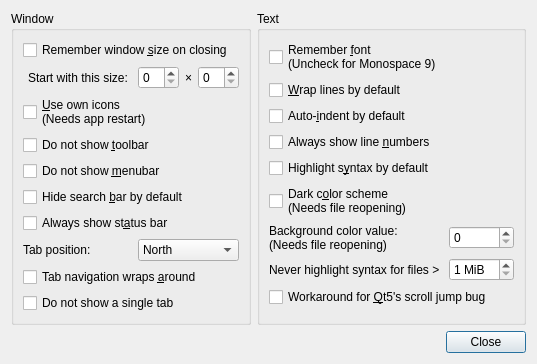
vecnathewhisperd0/FeatherPad, file featherpad/predDialog.ui: the form before one commit.
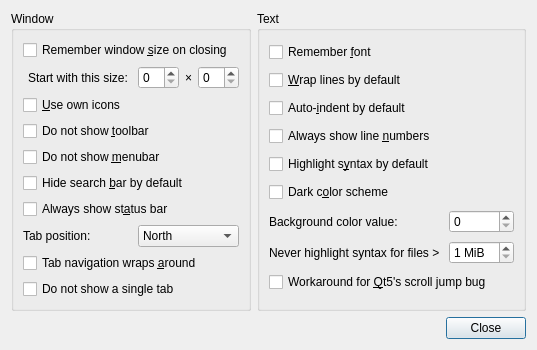
The form after the commit.

What changed in the file:
```diff
--- a/featherpad/predDialog.ui
+++ b/featherpad/predDialog.ui
@@ -86,8 +86,7 @@
          <string>Uncheck this if you want FeatherPad to use system icons!</string>
         </property>
         <property name="text">
-         <string>&amp;Use own icons
-(Needs app restart)</string>
+         <string>&amp;Use own icons</string>
         </property>
        </widget>
       </item>
@@ -198,8 +197,7 @@
       <item row="0" column="0" colspan="2">
        <widget class="QCheckBox" name="fontBox">
         <property name="text">
-         <string>Remember &amp;font
-(Uncheck for Monospace 9)</string>
+         <string>Remember &amp;font</string>
         </property>
        </widget>
       </item>
@@ -234,8 +232,7 @@
       <item row="5" column="0" colspan="2">
        <widget class="QCheckBox" name="colBox">
         <property name="text">
-         <string>Dark c&amp;olor scheme
-(Needs file reopening)</string>
+         <string>Dark c&amp;olor scheme</string>
         </property>
        </widget>
       </item>
@@ -252,8 +249,7 @@
 is 15 and the maximum is 50.</string>
         </property>
         <property name="text">
-         <string>Background color value: 
-(Needs file reopening) </string>
+         <string>Background color value: </string>
         </property>
        </widget>
       </item>
```
Left out of the diff: 29 changed lines with no effect on the pictures.
